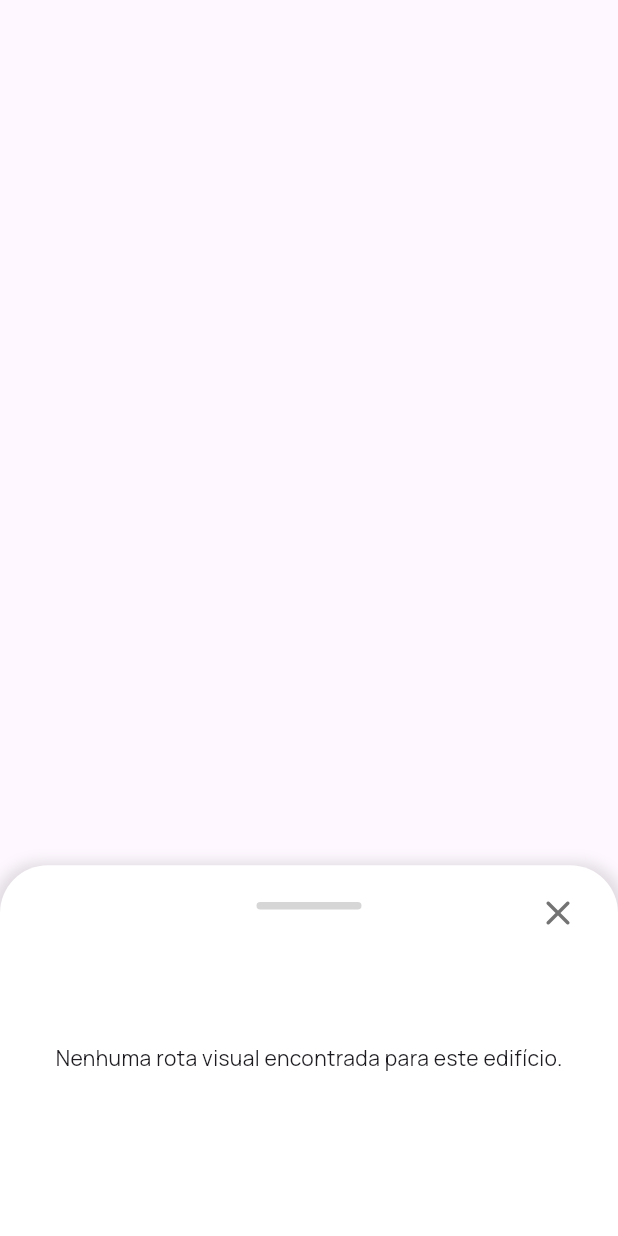
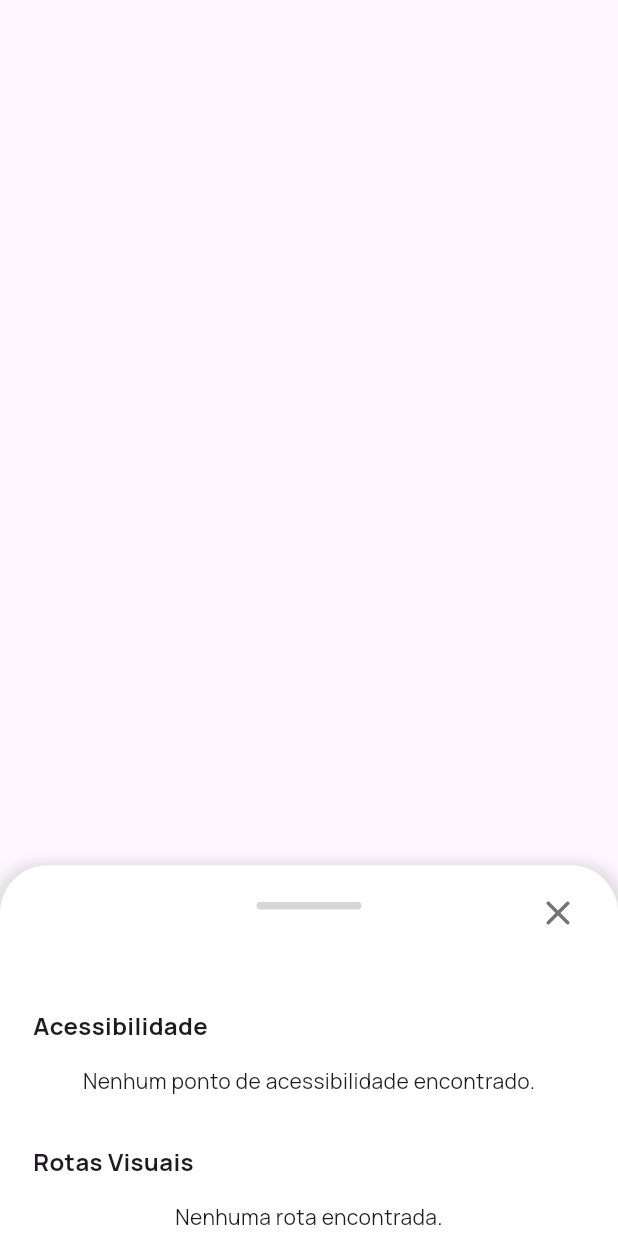
Before and after one commit to CinatitBR/usp-acessivel, a Flutter app: the SelectedBuildingBottomSheet widget shown alone on an empty page, opened directly with empty values, on a phone screen of 412 x 824 dp. Run offline on Flutter 3.47's test engine with Material 3 defaults, Android fonts, the phone set to English and light mode, and no system bars; our stand-ins replace dio, flutter_dotenv, flutter_image_compress, image_picker; missing offline and left inert: maplibre.

Commit message:
Add building accessibilities and POIs to SelectedBuildingBottomSheet
- Renames `_fetchBuildingVisualRoutes` to `_fetchBuildingAcessibilities` to also fetch `pois` from the `/buildings/{id}/accessibility` endpoint.
- Updates state to store `_buildingPoisList`.
- Updates `SelectedBuildingBottomSheet` to show a new 'Acessibilidade' section listing POIs with proper icons based on category and formatted `detailsJson`.
- Retains existing 'Rotas Visuais' section for visual routes.
- Handles empty states appropriately.

Co-authored-by: CinatitBR <50183633+CinatitBR@users.noreply.github.com>

```diff
--- a/lib/map_page.dart
+++ b/lib/map_page.dart
@@ -10,6 +10,7 @@ import 'package:dio/dio.dart';
 import 'package:flutter_dotenv/flutter_dotenv.dart';
 import 'dynamic_visual_route_page.dart';
 import 'create_visual_route_page.dart';
+import 'dart:convert';
 
 class MapPage extends StatefulWidget {
   const MapPage({super.key});
@@ -21,8 +22,9 @@ class MapPage extends StatefulWidget {
 class _MapPageState extends State<MapPage> {
   String? _selectedBuilding;
 
-  bool _isLoadingBuildingRoutes = false;
+  bool _isLoadingBuildingAcessibilities = false;
   List<dynamic> _buildingVisualRoutesList = [];
+  List<dynamic> _buildingPoisList = [];
   bool _showAllVisualRoutes = false;
   bool _isLoadingRoutes = false;
   List<dynamic> _visualRoutesList = [];
@@ -70,10 +72,11 @@ class _MapPageState extends State<MapPage> {
     );
   }
 
-  Future<void> _fetchBuildingVisualRoutes(String buildingId) async {
+  Future<void> _fetchBuildingAcessibilities(String buildingId) async {
     setState(() {
-      _isLoadingBuildingRoutes = true;
+      _isLoadingBuildingAcessibilities = true;
       _buildingVisualRoutesList = [];
+      _buildingPoisList = [];
     });
 
     try {
@@ -88,15 +91,16 @@ class _MapPageState extends State<MapPage> {
         if (mounted && data != null) {
           setState(() {
             _buildingVisualRoutesList = data['visualRoutes'] ?? [];
+            _buildingPoisList = data['pois'] ?? [];
           });
         }
       }
     } catch (e) {
-      debugPrint('Error fetching building visual routes: $e');
+      debugPrint('Error fetching building accessibilities: $e');
     } finally {
       if (mounted) {
         setState(() {
-          _isLoadingBuildingRoutes = false;
+          _isLoadingBuildingAcessibilities = false;
         });
       }
     }
@@ -190,13 +194,14 @@ class _MapPageState extends State<MapPage> {
                 _showAllVisualRoutes = false;
                 _selectedBuilding = building.name;
               });
-              _fetchBuildingVisualRoutes(building.id);
+              _fetchBuildingAcessibilities(building.id);
             } else {
               setState(() {
                 _selectedBuilding = name;
 
                 _buildingVisualRoutesList = [];
-                _isLoadingBuildingRoutes = false;
+                _buildingPoisList = [];
+                _isLoadingBuildingAcessibilities = false;
               });
             }
           },
@@ -231,7 +236,7 @@ class _MapPageState extends State<MapPage> {
                         lon: selection.longitude,
                       );
                     });
-                    _fetchBuildingVisualRoutes(selection.id);
+                    _fetchBuildingAcessibilities(selection.id);
                   },
                   fieldViewBuilder:
                       (
@@ -316,8 +321,9 @@ class _MapPageState extends State<MapPage> {
         if (_selectedBuilding != null)
           SelectedBuildingBottomSheet(
             selectedBuilding: _selectedBuilding!,
-            isLoadingBuildingRoutes: _isLoadingBuildingRoutes,
+            isLoadingBuildingRoutes: _isLoadingBuildingAcessibilities,
             buildingVisualRoutesList: _buildingVisualRoutesList,
+            buildingPoisList: _buildingPoisList,
             onDismissed: () => setState(() => _selectedBuilding = null),
           ),
         if (_showAllVisualRoutes)
@@ -414,13 +420,40 @@ class SelectedBuildingBottomSheet extends StatelessWidget {
     required this.selectedBuilding,
     required this.isLoadingBuildingRoutes,
     required this.buildingVisualRoutesList,
+    required this.buildingPoisList,
     required this.onDismissed,
   });
 
   final String selectedBuilding;
   final bool isLoadingBuildingRoutes;
   final List<dynamic> buildingVisualRoutesList;
+  final List<dynamic> buildingPoisList;
   final VoidCallback onDismissed;
+
+  IconData _getIconForCategory(String? category) {
+    switch (category) {
+      case 'elevator':
+        return Icons.elevator;
+      case 'bathroom':
+        return Icons.wc;
+      case 'ramp':
+        return Icons.accessible;
+      case 'bus':
+        return Icons.directions_bus;
+      default:
+        return Icons.place;
+    }
+  }
+
+  String _formatDetailsJson(String? detailsJsonStr) {
+    if (detailsJsonStr == null || detailsJsonStr.isEmpty) return '';
+    try {
+      final Map<String, dynamic> decoded = jsonDecode(detailsJsonStr);
+      return decoded.entries.map((e) => '${e.key}: ${e.value}').join('\n');
+    } catch (e) {
+      return detailsJsonStr;
+    }
+  }
 
   @override
   Widget build(BuildContext context) {
@@ -445,12 +478,64 @@ class SelectedBuildingBottomSheet extends StatelessWidget {
                 padding: EdgeInsets.all(24.0),
                 child: CircularProgressIndicator(),
               )
-            else if (buildingVisualRoutesList.isEmpty)
+            else ...[
+              const Align(
+                alignment: Alignment.centerLeft,
+                child: Padding(
+                  padding: EdgeInsets.symmetric(horizontal: 16.0),
+                  child: Text(
+                    'Acessibilidade',
+                    style: TextStyle(
+                      fontSize: 16,
+                      fontWeight: FontWeight.bold,
+                    ),
+                  ),
+                ),
+              ),
+              if (buildingPoisList.isEmpty)
                 const Padding(
-                padding: EdgeInsets.all(24.0),
+                  padding: EdgeInsets.all(16.0),
+                  child: Text('Nenhum ponto de acessibilidade encontrado.'),
+                )
+              else
+                ListView.builder(
+                  shrinkWrap: true,
+                  physics: const NeverScrollableScrollPhysics(),
+                  itemCount: buildingPoisList.length,
+                  itemBuilder: (context, index) {
+                    final poi = buildingPoisList[index];
+                    final name = poi['name'] ?? 'Sem nome';
+                    final category = poi['category'];
+                    final detailsJson = poi['detailsJson'];
+                    final formattedDetails = _formatDetailsJson(detailsJson);
+
+                    return ListTile(
+                      leading: Icon(_getIconForCategory(category)),
+                      title: Text(name),
+                      subtitle: formattedDetails.isNotEmpty
+                          ? Text(formattedDetails)
+                          : null,
+                    );
+                  },
+                ),
+              const SizedBox(height: 16),
+              const Align(
+                alignment: Alignment.centerLeft,
+                child: Padding(
+                  padding: EdgeInsets.symmetric(horizontal: 16.0),
                   child: Text(
-                  'Nenhuma rota visual encontrada para este edifício.',
+                    'Rotas Visuais',
+                    style: TextStyle(
+                      fontSize: 16,
+                      fontWeight: FontWeight.bold,
                     ),
+                  ),
+                ),
+              ),
+              if (buildingVisualRoutesList.isEmpty)
+                const Padding(
+                  padding: EdgeInsets.all(16.0),
+                  child: Text('Nenhuma rota encontrada.'),
                 )
               else
                 ListView.builder(
@@ -504,6 +589,7 @@ class SelectedBuildingBottomSheet extends StatelessWidget {
                 },
               ),
             ],
+          ],
         ),
       ),
     );
```
Also changed, not shown: pubspec.lock. Lines whose indentation alone changed are shown as unchanged.
